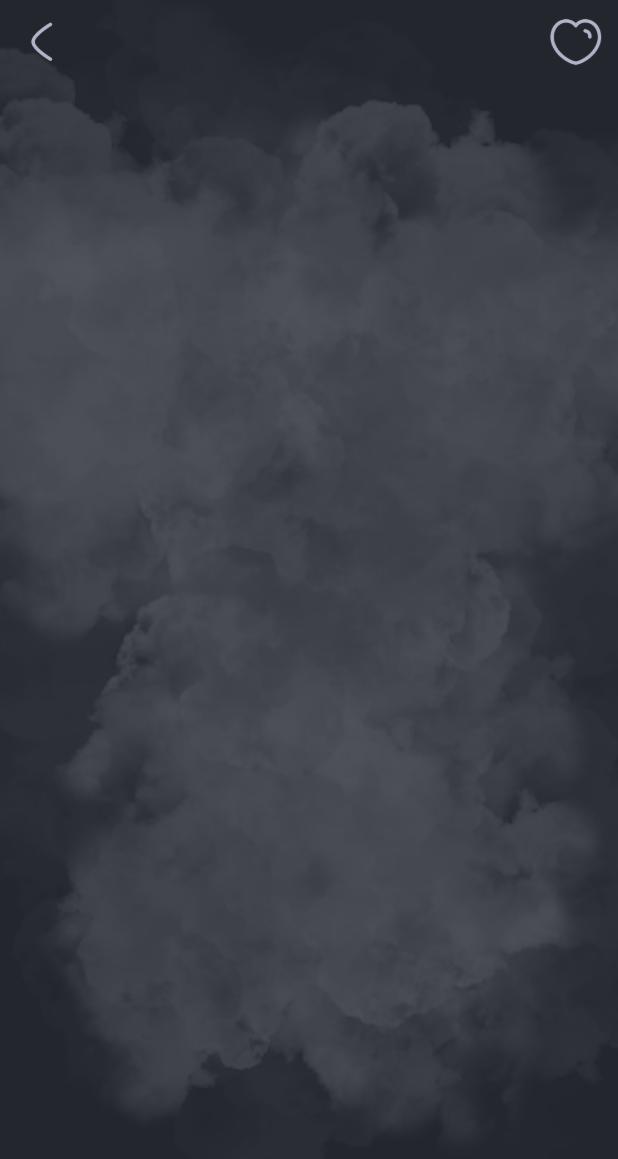
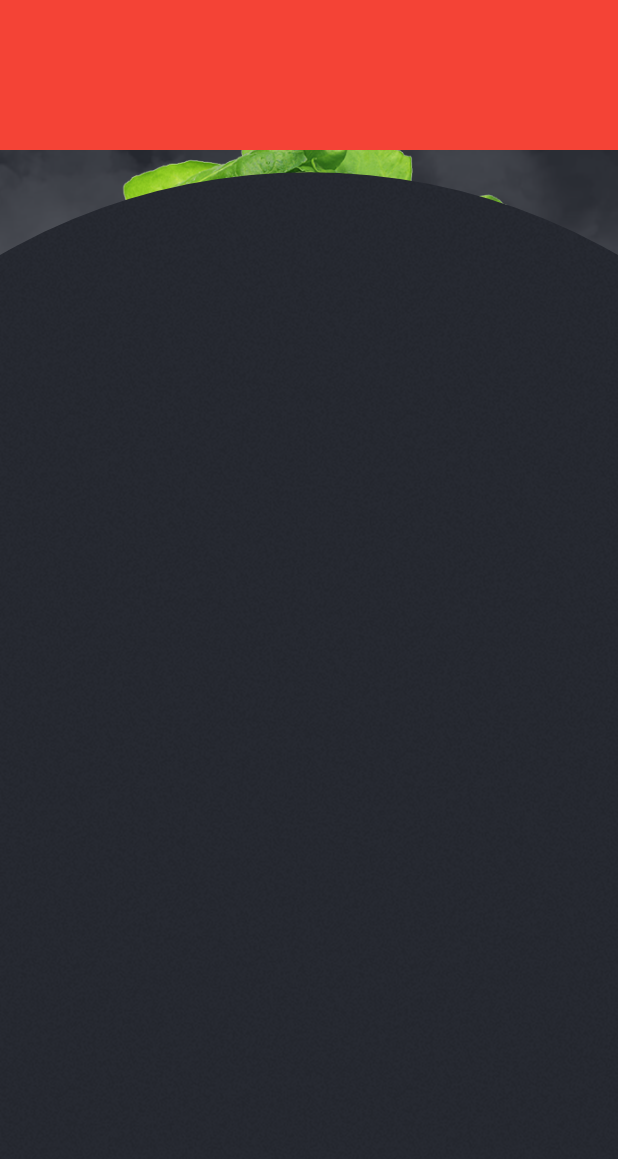
Before and after one commit to vaishnavi185/foodFreaks, a Flutter app: the screen it shows after launch, on a phone screen of 412 x 824 dp. Shown: the top 1159 px of the screen. Run offline on Flutter 3.47's test engine with Material 3 defaults, Android fonts, the phone set to English and light mode, and no system bars; our stand-ins replace font_awesome_flutter.

Commit message:
bg done for the recipe_page

```diff
--- /dev/null
+++ b/project_name/lib/Recipe_page/Recipe_page.dart
@@ -0,0 +1,20 @@
+import 'package:flutter/material.dart';
+import 'package:project_name/Recipe_page/bg.dart';
+import 'package:project_name/Recipe_page/content.dart';
+
+class RecipePage extends StatelessWidget {
+  const RecipePage({super.key});
+
+  @override
+  Widget build(BuildContext context) {
+    return const Scaffold
+    (
+      body: Stack(
+        children: [ Recipe_bg(),
+        Content(),
+
+        ],
+      ),
+    );
+  }
+}
--- /dev/null
+++ b/project_name/lib/Recipe_page/bg.dart
@@ -0,0 +1,70 @@
+import 'package:flutter/material.dart';
+import 'package:flutter/rendering.dart';
+import 'package:project_name/Home.dart';
+
+class Recipe_bg extends StatelessWidget {
+  const Recipe_bg({super.key});
+
+  @override
+  Widget build(BuildContext context) {
+    return Scaffold(
+      extendBodyBehindAppBar: true,
+      backgroundColor: Color(0xff2C2F38),
+      appBar: AppBar(
+        backgroundColor: Colors.transparent,
+        leading: IconButton(
+          onPressed: () {
+            Navigator.pop(context);
+          },
+          icon: Image.asset("assets/Iconly/Curved/Arrow.png"),
+        ),
+        actions: [
+          IconButton(
+            onPressed: () {
+              Navigator.push(
+                context,
+                MaterialPageRoute(builder: (context) => Home()),
+              );
+            },
+            icon: Image.asset("assets/Iconly/Curved/Heart.png"),
+          ),
+        ],
+      ),
+      body: LayoutBuilder(
+        builder: (context,constraints) {
+          final Width = constraints.maxWidth;
+          final circleDiameter = Width * 2;
+          return Container(
+            height: double.infinity,
+            width: double.infinity,
+            decoration: BoxDecoration(color: Color(0xff2C2F38),
+              image: DecorationImage(image: AssetImage("assets/RESBG.png"),fit: BoxFit.cover) ),
+              child: Stack(
+                children: [
+                  Positioned( top: Width/5,
+                  left: (Width - (Width /2))/3,
+
+                    child: Image.asset("assets/foodbg.png",height: Width/2.5,)
+                   ),
+                  Positioned(
+                    bottom: -circleDiameter/5+50,
+                    left: -Width / 2,
+                    child: Container(
+                    width: circleDiameter,
+                      height: circleDiameter,
+                      decoration: BoxDecoration(
+                        color: Color(0xff272A32),
+                        shape: BoxShape.circle,
+                        image: DecorationImage(image: AssetImage("assets/Rectangle.png"))
+                      ),
+                  )),
+
+                ],
+              ),
+          );
+        }
+      )
+
+    );
+  }
+}
--- /dev/null
+++ b/project_name/lib/Recipe_page/content.dart
@@ -0,0 +1,22 @@
+import 'package:flutter/material.dart';
+
+class Content extends StatelessWidget {
+  const Content({super.key});
+
+  @override
+  Widget build(BuildContext context) {
+    return Scaffold(
+      backgroundColor: Colors.transparent,
+      body:
+       Column(
+        children: [
+          Container(
+            height: 100,
+            color: Colors.red,
+
+          )
+        ],
+      )
+    );
+  }
+}
--- a/project_name/lib/main.dart
+++ b/project_name/lib/main.dart
@@ -1,8 +1,9 @@
 import 'package:flutter/material.dart';
+import 'package:project_name/Recipe_page/Recipe_page.dart';
 import 'package:project_name/Splash.dart';
 import 'package:project_name/NavBar.dart';
 import 'package:project_name/Form.dart';
-import 'package:project_name/recipe.dart';
+import 'package:project_name/Recipe_page/bg.dart';
 void main() {
   runApp(const MyApp());
 }
@@ -34,7 +35,7 @@ class MyApp extends StatelessWidget {
         // tested with just a hot reload.
         colorScheme: ColorScheme.fromSeed(seedColor: Colors.deepPurple),
       ),
-      home: Recipe_page() ,
+      home:  RecipePage()
     );
   }
 }
--- a/project_name/lib/recipe.dart
+++ /dev/null
@@ -1,49 +0,0 @@
-import 'package:flutter/material.dart';
-import 'package:project_name/Home.dart';
-
-class Recipe_page extends StatelessWidget {
-  const Recipe_page({super.key});
-
-  @override
-  Widget build(BuildContext context) {
-
-    return Scaffold(
-      extendBodyBehindAppBar: true,
-      backgroundColor: Color(0xff2C2F38),
-      appBar: AppBar(
-        backgroundColor: Colors.transparent,
-        leading: IconButton(
-          onPressed: () {
-            Navigator.pop(context);
-          },
-          icon: Image.asset("assets/Iconly/Curved/Arrow.png"),
-        ),
-        actions: [
-          IconButton(
-            onPressed: () {
-              Navigator.push(
-                context,
-                MaterialPageRoute(builder: (context) => Home()),
-              );
-            },
-            icon: Image.asset("assets/Iconly/Curved/Heart.png"),
-          ),
-        ],
-      ),
-      body: Container(
-        height: double.infinity,
-        width: double.infinity,
-        decoration: BoxDecoration(color: Color(0xff2C2F38),
-          image: DecorationImage(image: AssetImage("assets/RESBG.png"),fit: BoxFit.cover) ),
-          child: Column(
-            children: [
-              Positioned(child: Container(
-
-              ))
-            ],
-          ),
-      )
-
-    );
-  }
-}
```
Also changed, not shown: project_name/assets/RESBG.jpg (deleted), project_name/assets/foodbg.png (renamed from project_name/assets/image 28.png).
